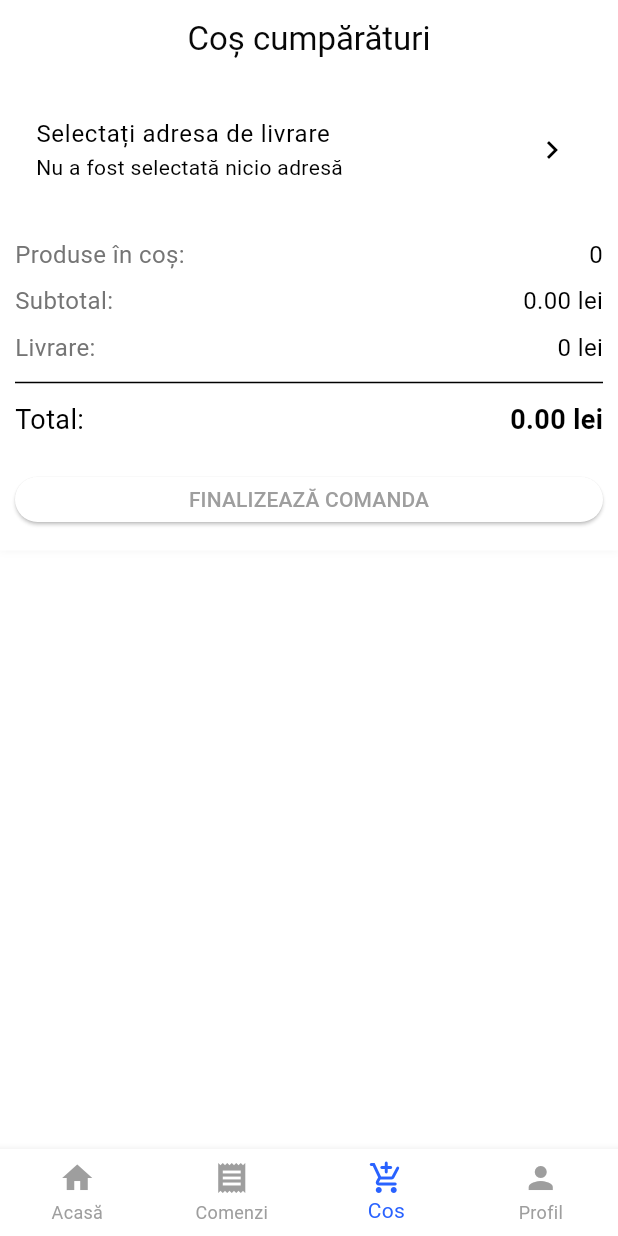
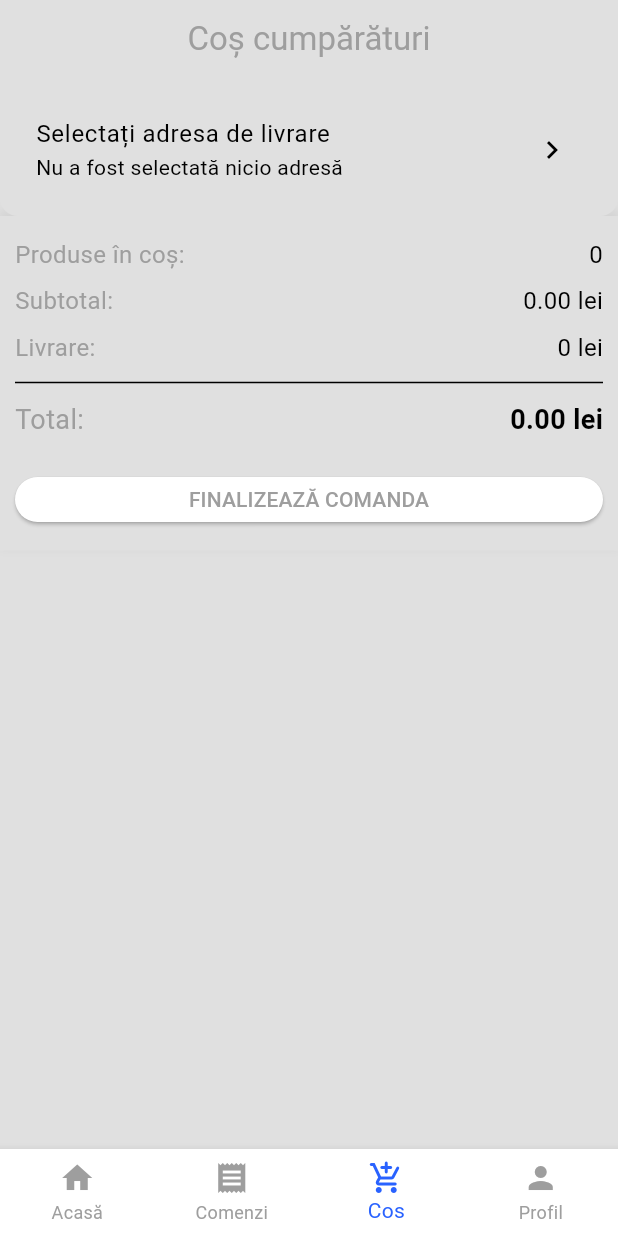
Before and after one commit to alexandru-ariton/butchery_project, a Flutter app: the BaraNavigare screen opened directly, item 3 of the bottom bar chosen, after a tap on "FINALIZEAZĂ COMANDA", on a phone screen of 412 x 824 dp. Run offline on Flutter 3.47's test engine with Material 3 defaults, Android fonts, the phone set to English and light mode, and no system bars; our stand-ins replace charts_flutter, cloud_firestore, firebase_auth, firebase_core, google_maps_flutter, shared_preferences; missing offline and left inert: google_place; accounts and stored records are empty.

```diff
--- a/gastrogrid_app/lib/aplicatie_client/Folder_Home/componente_home/pagina_cos_cumparaturi.dart
+++ b/gastrogrid_app/lib/aplicatie_client/Folder_Home/componente_home/pagina_cos_cumparaturi.dart
@@ -6,6 +6,7 @@ import 'package:gastrogrid_app/aplicatie_client/Folder_Home/componente_home/pagi
 import 'package:gastrogrid_app/aplicatie_client/Folder_Profile/pagini/pagina_adrese.dart';
 import 'package:gastrogrid_app/aplicatie_client/clase/cart.dart';
 import 'package:gastrogrid_app/aplicatie_client/clase/info_livrare.dart';
+import 'package:gastrogrid_app/themes/theme_provider.dart';
 import 'package:provider/provider.dart';
 
 class ShoppingCartPage extends StatefulWidget {
@@ -42,18 +43,21 @@ class _ShoppingCartPageState extends State<ShoppingCartPage> {
     // Setăm costul de livrare la 0 dacă nu există produse în coș
     double deliveryFee = cart.items.isEmpty ? 0.0 : (deliveryInfo.isDelivery ? deliveryInfo.deliveryFee : 0);
     double total = cart.total + deliveryFee;
+    final themeProvider = Provider.of<ThemeProvider>(context);
 
      return Scaffold(
+      backgroundColor: themeProvider.themeData.colorScheme.background,
       body: CustomScrollView(
         slivers: <Widget>[
           SliverAppBar(
             automaticallyImplyLeading: false,
-
+            backgroundColor: themeProvider.themeData.colorScheme.background,
             floating: false,
             pinned: false,
             flexibleSpace: FlexibleSpaceBar(
               centerTitle: true,
-              title: Text('Coș cumpărături', style: TextStyle(color: const Color.fromARGB(255, 7, 7, 7))),
+
+              title: Text('Coș cumpărături', style: TextStyle(color:themeProvider.themeData.colorScheme.primary)),
 
             ),
           ),
@@ -76,9 +80,13 @@ class _ShoppingCartPageState extends State<ShoppingCartPage> {
   }
 
   Widget _buildDeliveryInfoSection(DeliveryInfo deliveryInfo) {
+    final themeProvider = Provider.of<ThemeProvider>(context);
     return Container(
       padding: EdgeInsets.all(8.0),
-      color: Colors.white,
+      decoration: BoxDecoration(
+        color: themeProvider.themeData.colorScheme.background,
+        borderRadius:BorderRadius.circular(12.0),
+      ),
       child: deliveryInfo.isDelivery
           ? ListTile(
               title: Text('Selectați adresa de livrare'),
@@ -171,10 +179,11 @@ class _ShoppingCartPageState extends State<ShoppingCartPage> {
   }
 
   Widget _buildTotalSection(CartModel cart, double deliveryFee, double total) {
+    final themeProvider = Provider.of<ThemeProvider>(context);
     return Container(
       padding: EdgeInsets.all(10),
       decoration: BoxDecoration(
-        color: Colors.white,
+        color: themeProvider.themeData.colorScheme.background,
         boxShadow: [
           BoxShadow(
             color: Colors.grey.withOpacity(0.2),
@@ -199,7 +208,7 @@ class _ShoppingCartPageState extends State<ShoppingCartPage> {
               onPressed: () {
                 // Logică pentru finalizarea comenzii
               },
-              child: Text('FINALIZEAZĂ COMANDA'),
+              child: Text('FINALIZEAZĂ COMANDA',style: TextStyle(color: themeProvider.themeData.colorScheme.primary),),
             )
           ],
         ),
@@ -208,12 +217,13 @@ class _ShoppingCartPageState extends State<ShoppingCartPage> {
   }
 
   Widget _buildSummaryLine(String title, String value, {bool isTotal = false}) {
+    final themeProvider = Provider.of<ThemeProvider>(context);
     return Padding(
       padding: EdgeInsets.symmetric(vertical: 4),
       child: Row(
         mainAxisAlignment: MainAxisAlignment.spaceBetween,
         children: [
-          Text(title, style: TextStyle(fontSize: isTotal ? 18 : 16, color: isTotal ? Colors.black : Colors.grey[600])),
+          Text(title, style: TextStyle(fontSize: isTotal ? 18 : 16, color: isTotal ? themeProvider.themeData.colorScheme.primary : themeProvider.themeData.colorScheme.primary,)),
           Text(value, style: TextStyle(fontSize: isTotal ? 18 : 16, fontWeight: isTotal ? FontWeight.bold : FontWeight.normal)),
         ],
       ),
--- a/gastrogrid_app/lib/aplicatie_client/Folder_Home/componente_home/pagina_selectare_adresa.dart
+++ b/gastrogrid_app/lib/aplicatie_client/Folder_Home/componente_home/pagina_selectare_adresa.dart
@@ -1,6 +1,8 @@
 import 'package:flutter/material.dart';
+import 'package:gastrogrid_app/themes/theme_provider.dart';
 import 'package:google_maps_flutter/google_maps_flutter.dart';
 import 'package:google_place/google_place.dart';
+import 'package:provider/provider.dart';
 import 'package:shared_preferences/shared_preferences.dart';
 
 class AddressSelector extends StatefulWidget {
@@ -99,10 +101,11 @@ class _AddressSelectorState extends State<AddressSelector> {
 
   @override
   Widget build(BuildContext context) {
+    final themeProvider = Provider.of<ThemeProvider>(context);
     return Scaffold(
       appBar: AppBar(
         title: Text('Select Address'),
-        backgroundColor: Colors.blueGrey[900],
+        backgroundColor: themeProvider.themeData.colorScheme.background,
         actions: [
           IconButton(
             icon: Icon(Icons.save),
@@ -152,6 +155,7 @@ class _AddressSelectorState extends State<AddressSelector> {
                     itemCount: predictions.length,
                     itemBuilder: (context, index) {
                       return ListTile(
+                        textColor: themeProvider.themeData.colorScheme.primary,
                         title: Text(predictions[index].description ?? ''),
                         onTap: () async {
                           var placeId = predictions[index].placeId!;
--- a/gastrogrid_app/lib/aplicatie_client/Folder_Home/pagina_home.dart
+++ b/gastrogrid_app/lib/aplicatie_client/Folder_Home/pagina_home.dart
@@ -1,5 +1,3 @@
-// ignore_for_file: prefer_const_constructors, prefer_const_literals_to_create_immutables, sort_child_properties_last, unnecessary_import, use_key_in_widget_constructors
-
 import 'package:cloud_firestore/cloud_firestore.dart';
 import 'package:flutter/material.dart';
 import 'package:flutter/widgets.dart';
@@ -7,10 +5,17 @@ import 'package:gastrogrid_app/aplicatie_client/Folder_Home/componente_home/buto
 import 'package:gastrogrid_app/aplicatie_client/Folder_Home/componente_home/pagina_produs.dart';
 import 'package:gastrogrid_app/aplicatie_client/Folder_Home/componente_home/pagina_selectare_adresa.dart';
 import 'package:gastrogrid_app/aplicatie_client/clase/produs.dart';
+import 'package:gastrogrid_app/themes/theme_provider.dart';
+import 'package:provider/provider.dart';
 
+class HomePage extends StatefulWidget {
+  @override
+  _HomePageState createState() => _HomePageState();
+}
 
-
-class HomePage extends StatelessWidget {
+class _HomePageState extends State<HomePage> {
+  TextEditingController _searchController = TextEditingController();
+  String _searchQuery = '';
 
   void _selectAddress(BuildContext context) {
     Navigator.of(context).push(
@@ -20,9 +25,9 @@ void _selectAddress(BuildContext context) {
     );
   }
 
-
   @override
   Widget build(BuildContext context) {
+    final themeProvider = Provider.of<ThemeProvider>(context);
     return Scaffold(
       body: CustomScrollView(
         slivers: <Widget>[
@@ -51,7 +56,6 @@ void _selectAddress(BuildContext context) {
                         ],
                       ),
                     ),
-
                     SizedBox(height: 6), // Spațiu între text și butoane
                     DeliveryToggleButtons(), // Includem butoanele aici
                   ],
@@ -62,8 +66,6 @@ void _selectAddress(BuildContext context) {
               ),
             ),
           ),
-
-
           SliverPersistentHeader(
             delegate: _SliverAppBarDelegate(
               minHeight: 80.0,
@@ -75,6 +77,7 @@ void _selectAddress(BuildContext context) {
                   elevation: 4.0,
                   borderRadius: BorderRadius.circular(30.0),
                   child: TextField(
+                    controller: _searchController,
                     decoration: InputDecoration(
                       prefixIcon: Icon(Icons.search, color: Theme.of(context).iconTheme.color),
                       hintText: 'Caută produse',
@@ -83,16 +86,19 @@ void _selectAddress(BuildContext context) {
                       ),
                       contentPadding: EdgeInsets.symmetric(horizontal: 20.0, vertical: 15.0),
                       filled: true,
-                      fillColor: Colors.white,
+                      fillColor: themeProvider.themeData.colorScheme.secondary,
                     ),
-
+                    onChanged: (query) {
+                      setState(() {
+                        _searchQuery = query;
+                      });
+                    },
                   ),
                 ),
               ),
             ),
             pinned: false,
           ),
-            // Înlocuiește SliverList cu SliverGrid
           SliverPadding(
             padding: EdgeInsets.all(10),
             sliver: SliverGrid(
@@ -109,9 +115,14 @@ void _selectAddress(BuildContext context) {
                     builder: (context, snapshot) {
                       if (!snapshot.hasData) return CircularProgressIndicator();
                       var docs = snapshot.data!.docs;
-                      if (index < docs.length) {
-                        var product = Product.fromMap(docs[index].data() as Map<String, dynamic>, docs[index].id);
+                      var filteredDocs = docs.where((doc) {
+                        var product = Product.fromMap(doc.data() as Map<String, dynamic>, doc.id);
+                        return product.title.toLowerCase().contains(_searchQuery.toLowerCase());
+                      }).toList();
+                      if (index < filteredDocs.length) {
+                        var product = Product.fromMap(filteredDocs[index].data() as Map<String, dynamic>, filteredDocs[index].id);
                         return Card(
+                          color: themeProvider.themeData.colorScheme.primary,
                           child: ListTile(
                             title: Text(product.title),
                             subtitle: Text(product.price.toString() + " lei"),
@@ -136,7 +147,6 @@ void _selectAddress(BuildContext context) {
           ),
         ],
       ),
-
     );
   }
 }
--- a/gastrogrid_app/lib/aplicatie_client/Folder_LogIn/pagina_login.dart
+++ b/gastrogrid_app/lib/aplicatie_client/Folder_LogIn/pagina_login.dart
@@ -1,4 +1,5 @@
 import 'package:flutter/material.dart';
+import 'package:gastrogrid_app/aplicatie_admin/admin_home.dart';
 import 'package:gastrogrid_app/aplicatie_client/Folder_LogIn/authentificare/auth_provider.dart';
 import 'package:gastrogrid_app/aplicatie_client/bara_navigare.dart';
 import 'package:provider/provider.dart';
@@ -64,7 +65,7 @@ class _PaginaLoginState extends State<PaginaLogin> {
                   );
                   Navigator.pushReplacement(
                     context,
-                    MaterialPageRoute(builder: (context) => BaraNavigare()), // Redirecționare către BaraNavigare
+                    MaterialPageRoute(builder: (context) => AdminHome()), // Redirecționare către BaraNavigare
                   );
                 } catch (e) {
                   setState(() {
--- a/gastrogrid_app/lib/aplicatie_client/Folder_Profile/pagina_profil.dart
+++ b/gastrogrid_app/lib/aplicatie_client/Folder_Profile/pagina_profil.dart
@@ -6,6 +6,8 @@ import 'package:gastrogrid_app/aplicatie_client/Folder_Profile/pagini/pagina_edi
 import 'package:gastrogrid_app/aplicatie_client/Folder_Profile/pagini/pagina_informatii.dart';
 import 'package:gastrogrid_app/aplicatie_client/Folder_Profile/pagini/pagina_setari.dart';
 import 'package:gastrogrid_app/aplicatie_client/Folder_Profile/profil.dart';
+import 'package:gastrogrid_app/themes/theme_provider.dart';
+import 'package:provider/provider.dart';
 import 'package:shared_preferences/shared_preferences.dart';
 
 class ProfilePage extends StatefulWidget {
@@ -35,8 +37,9 @@ class _ProfilePageState extends State<ProfilePage> {
 
   @override
   Widget build(BuildContext context) {
+    final themeProvider = Provider.of<ThemeProvider>(context);
     return Scaffold(
-      backgroundColor: Colors.grey[200], // Schimbă culoarea de fundal
+      backgroundColor: themeProvider.themeData.colorScheme.background, // Schimbă culoarea de fundal
       body: SafeArea(
         child: Column(
           children: [
--- a/gastrogrid_app/lib/aplicatie_client/Folder_Profile/pagini/pagina_editare_adrese.dart
+++ b/gastrogrid_app/lib/aplicatie_client/Folder_Profile/pagini/pagina_editare_adrese.dart
@@ -26,13 +26,14 @@ class _EditAddressPageState extends State<EditAddressPage> {
   @override
   void initState() {
     super.initState();
-    // Assuming the address is structured with each part separated by a comma
-    List<String> addressParts = widget.address.split(',');
+  List<String> addressParts = widget.address.split(',');
+    // Adjust the indices based on the actual order of the address parts
     _streetController = TextEditingController(text: addressParts.length > 0 ? addressParts[0] : '');
     _numberController = TextEditingController(text: addressParts.length > 1 ? addressParts[1] : '');
     _blockController = TextEditingController(text: addressParts.length > 2 ? addressParts[2] : '');
     _cityController = TextEditingController(text: addressParts.length > 3 ? addressParts[3] : '');
     _otherDetailsController = TextEditingController(text: addressParts.length > 4 ? addressParts[4] : '');
+
   }
 
   @override
--- a/gastrogrid_app/lib/aplicatie_client/Folder_Profile/profil.dart
+++ b/gastrogrid_app/lib/aplicatie_client/Folder_Profile/profil.dart
@@ -1,4 +1,6 @@
 import 'package:flutter/material.dart';
+import 'package:gastrogrid_app/themes/theme_provider.dart';
+import 'package:provider/provider.dart';
 
 class ProfileOption extends StatelessWidget {
   final IconData icon;
@@ -13,7 +15,9 @@ class ProfileOption extends StatelessWidget {
 
   @override
   Widget build(BuildContext context) {
+    final themeProvider = Provider.of<ThemeProvider>(context);
     return Card(
+      color: themeProvider.themeData.colorScheme.secondary,
       margin: EdgeInsets.symmetric(horizontal: 10, vertical: 5),
       child: ListTile(
         leading: Icon(icon, color: Colors.blue[800]),
--- a/gastrogrid_app/lib/aplicatie_client/bara_navigare.dart
+++ b/gastrogrid_app/lib/aplicatie_client/bara_navigare.dart
@@ -5,6 +5,8 @@ import 'package:gastrogrid_app/aplicatie_client/Folder_Home/componente_home/pagi
 import 'package:gastrogrid_app/aplicatie_client/Folder_Home/pagina_home.dart';
 import 'package:gastrogrid_app/aplicatie_client/Folder_Orders/pagina_order.dart';
 import 'package:gastrogrid_app/aplicatie_client/Folder_Profile/pagina_profil.dart';
+import 'package:gastrogrid_app/themes/theme_provider.dart';
+import 'package:provider/provider.dart';
 
 class BaraNavigare extends StatefulWidget {
   @override
@@ -28,7 +30,9 @@ class _BaraNavigareState extends State<BaraNavigare> {
 
   @override
   Widget build(BuildContext context) {
+    final themeProvider = Provider.of<ThemeProvider>(context);
     return Scaffold(
+      backgroundColor: themeProvider.themeData.colorScheme.background,
       body: _pages.elementAt(_selectedIndex),
       bottomNavigationBar: BottomNavigationBar(
         items: const <BottomNavigationBarItem>[
@@ -56,7 +60,7 @@ class _BaraNavigareState extends State<BaraNavigare> {
         elevation: 5.0,
         showUnselectedLabels: true,
         type: BottomNavigationBarType.fixed,
-        backgroundColor: Colors.white,
+
       ),
     );
   }
--- a/gastrogrid_app/lib/main.dart
+++ b/gastrogrid_app/lib/main.dart
@@ -32,7 +32,7 @@ class MyApp extends StatelessWidget {
       providers: [
         ChangeNotifierProvider(create: (_) => CartModel()),
         ChangeNotifierProvider(create: (_) => DeliveryInfo()),
-        ChangeNotifierProvider(create: (_) => AuthProvider()), // Adăugarea AuthProvider
+        ChangeNotifierProvider(create: (_) => AuthProvider()),
       ],
       child: Consumer<ThemeProvider>(
         builder: (context, themeProvider, _) {
--- a/gastrogrid_app/lib/themes/dark_mode.dart
+++ b/gastrogrid_app/lib/themes/dark_mode.dart
@@ -4,7 +4,7 @@ ThemeData darkMode = ThemeData(
   colorScheme: ColorScheme.dark(
     background: Colors.black,
     primary: Colors.grey,
-    secondary: Colors.black12,
+    secondary: Color.fromARGB(45, 241, 241, 241),
     tertiary: const Color.fromARGB(66, 48, 47, 47),
     inversePrimary: Colors.grey.shade300,
   )
--- a/gastrogrid_app/pubspec.yaml
+++ b/gastrogrid_app/pubspec.yaml
@@ -7,6 +7,7 @@ environment:
   sdk: '>=3.3.1 <4.0.0'
 
 dependencies:
+  charts_flutter: ^0.12.0
   cloud_firestore: ^4.17.0
   custom_navigation_bar: ^0.8.2
   firebase_auth: ^4.17.9
```
Also changed, not shown: gastrogrid_app/lib/aplicatie_admin/admin_home.dart (added, +31 -0 lines), gastrogrid_app/lib/aplicatie_admin/dashboard.dart (added, +49 -0 lines), gastrogrid_app/lib/aplicatie_admin/order_management.dart (added, +37 -0 lines), gastrogrid_app/lib/aplicatie_admin/product_management.dart (added, +74 -0 lines), gastrogrid_app/lib/aplicatie_client/Folder_Profile/pagini/pagina_setari.dart (+13 -44 lines), gastrogrid_app/lib/themes/theme_provider.dart (+32 -5 lines), gastrogrid_app/pubspec.lock. Lines whose indentation alone changed are shown as unchanged.
